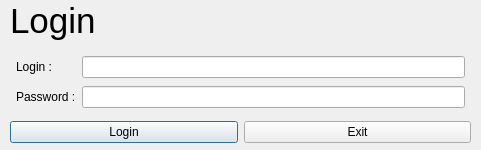
This is src/lsng/hmi/login/user_logging_ui.ui in LogicomDev/SerialNumberGenerator as Qt 5 draws it before an edit. The edited form follows.
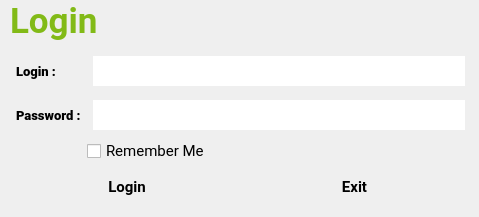
This is the edited form. Icons and pictures are not drawn.

What changed in the file:
```diff
--- a/src/lsng/hmi/login/user_logging_ui.ui
+++ b/src/lsng/hmi/login/user_logging_ui.ui
@@ -6,8 +6,8 @@
    <rect>
     <x>0</x>
     <y>0</y>
-    <width>481</width>
-    <height>150</height>
+    <width>479</width>
+    <height>217</height>
    </rect>
   </property>
   <property name="windowTitle">
@@ -16,6 +16,168 @@
   <property name="whatsThis">
    <string>Enter here the name of the model</string>
   </property>
+  <property name="styleSheet">
+   <string notr="true">QDialog
+{
+background-color: rgb(255, 255, 255);
+}
+
+QLabel
+{
+color: rgb(138, 138, 138);
+background-color: rgb(255, 255, 255);
+}
+
+QLineEdit, QLineEdit:hover {
+    border: none;
+    padding-bottom: 2px;
+    border-bottom: 1px solid #dddddd;
+    background-color:rgba(0,0,0,0);
+}
+
+QLineEdit:editable{
+    border: none;
+    padding-bottom: 2px;
+    border-bottom: 2px solid #b2dfdb;
+}
+
+QLineEdit:disabled{
+    border: 0px solid white;
+    padding-bottom: 2px;
+    border-bottom: 2px solid #eeeeee;
+}
+
+QLineEdit:focus{
+    border: 0px solid white;
+    padding-bottom: 2px;
+    border-bottom: 2px solid #00695c;
+    color: #111111;
+}
+QLineEdit:pressed {
+    border: none;
+    padding-bottom: 2px;
+    border-bottom: 2px solid #00695c;
+}
+
+QSpinBox, QSpinBox:hover {
+    border: none;
+    padding-bottom: 2px;
+    border-bottom: 1px solid #dddddd;
+    background-color:rgba(0,0,0,0);
+}
+
+QSpinBox:editable{
+    border: none;
+    padding-bottom: 2px;
+    border-bottom: 2px solid #b2dfdb;
+}
+
+QLineEdit:disabled{
+    border: 0px solid white;
+    padding-bottom: 2px;
+    border-bottom: 2px solid #eeeeee;
+}
+
+QSpinBox:focus{
+    border: 0px solid white;
+    padding-bottom: 2px;
+    border-bottom: 2px solid #00695c;
+    color: #111111;
+}
+QSpinBox:pressed {
+    border: none;
+    padding-bottom: 2px;
+    border-bottom: 2px solid #00695c;
+}
+
+QProgressBar {
+    background-color: rgb(230, 230, 230);;	
+    border-radius: 5px;
+}
+
+QProgressBar::chunk {
+  background-color: rgb(130, 186, 23);
+    width: 20px;
+}
+
+QPushButton, QPushButton:focus {
+  border: none;
+  color: black;
+  padding: 3px 20px
+}
+
+QPushButton:hover, QPushButton:hover:focus {
+  background-color: rgb(130, 186, 23);
+  border-color: #ffffff
+}
+
+QPushButton:disabled {
+background-color: rgb(131, 186, 23);
+    border: none
+}
+
+QTreeWidget{
+	background-color: rgb(150,150, 150);
+	color:rgb(255, 255, 255);
+}
+
+QTreeWidget:item:hover,QTreeWidget:item:focus {
+	background-color: rgb(58, 176, 0);
+}
+
+QTableWidget {
+    background-color: white;
+	selection-background-color: rgb(150,150, 150);
+}
+
+QTableWidgetItem:hover{
+    background-color: rgb(0, 170, 255);
+}
+
+QSlider::groove:horizontal {
+    border: 1px solid #999999;
+    height: 8px; /* the groove expands to the size of the slider by default. by giving it a height, it has a fixed size */
+    background: qlineargradient(x1:0, y1:0, x2:0, y2:1, stop:0 #B1B1B1, stop:1 #c4c4c4);
+    margin: 2px 0;
+}
+
+QSlider::handle:horizontal {
+    background: qlineargradient(x1:0, y1:0, x2:1, y2:1, stop:0 #b4b4b4, stop:1 #8f8f8f);
+    border: 1px solid #5c5c5c;
+    width: 18px;
+    margin: -2px 0; /* handle is placed by default on the contents rect of the groove. Expand outside the groove */
+    border-radius: 3px;
+}
+
+QSlider::groove:vertical {
+    background: red;
+    position: absolute; /* absolutely position 4px from the left and right of the widget. setting margins on the widget should work too... */
+    left: 4px; right: 4px;
+}
+
+QSlider::handle:vertical {
+    height: 10px;
+    background: green;
+    margin: 0 -4px; /* expand outside the groove */
+}
+
+QSlider::add-page:vertical {
+    background: white;
+}
+
+QSlider::sub-page:vertical {
+    background: pink;
+}
+
+QGroupBox{
+background-color: rgb(255, 255, 255);
+border: 2px solid rgb(217, 217, 217);
+border-radius: 25px;
+}
+
+QCheckBox, QCheckBox:hover {\n    border: none;\n    padding-bottom: 2px;\n    border-bottom: 1px solid #dddddd;\n    background-color:rgba(0,0,0,0);\n}\n\nQCheckBox:editable{\n    border: none;\n    padding-bottom: 2px;\n    border-bottom: 2px solid #b2dfdb;\n\n}\n\nQCheckBox:disabled{\n    border: 0px solid white;\n    padding-bottom: 2px;\n    border-bottom: 2px solid #eeeeee;\n}\n\nQCheckBox:focus{\n    border: 0px solid white;\n    padding-bottom: 2px;\n    border-bottom: 2px solid #00695c;\n    color: #111111;\n}\n\nQCheckBox:pressed {\n    border: none;\n    padding-bottom: 2px;\n    border-bottom: 2px solid #00695c;\n}\n
+</string>
+  </property>
   <property name="inputMethodHints">
    <set>Qt::ImhUppercaseOnly</set>
   </property>
@@ -25,7 +187,7 @@
      <x>10</x>
      <y>50</y>
      <width>461</width>
-     <height>64</height>
+     <height>158</height>
     </rect>
    </property>
    <layout class="QGridLayout" name="gridLayout">
@@ -44,20 +206,35 @@
     <property name="bottomMargin">
      <number>6</number>
     </property>
-    <item row="0" column="0">
-     <widget class="QLabel" name="lbl_login">
-      <property name="sizePolicy">
-       <sizepolicy hsizetype="Preferred" vsizetype="Minimum">
-        <horstretch>0</horstretch>
-        <verstretch>0</verstretch>
-       </sizepolicy>
+    <item row="0" column="2">
+     <widget class="QLineEdit" name="txt_login">
+      <property name="minimumSize">
+       <size>
+        <width>0</width>
+        <height>30</height>
+       </size>
       </property>
-      <property name="text">
-       <string>Login :</string>
+      <property name="maximumSize">
+       <size>
+        <width>16777215</width>
+        <height>30</height>
+       </size>
+      </property>
+      <property name="font">
+       <font>
+        <family>Roboto</family>
+        <pointsize>11</pointsize>
+       </font>
+      </property>
+      <property name="styleSheet">
+       <string notr="true"/>
+      </property>
+      <property name="frame">
+       <bool>false</bool>
       </property>
      </widget>
     </item>
-    <item row="1" column="1">
+    <item row="1" column="2">
      <spacer name="verticalSpacer_3">
       <property name="orientation">
        <enum>Qt::Vertical</enum>
@@ -73,22 +250,155 @@
       </property>
      </spacer>
     </item>
-    <item row="2" column="1">
-     <widget class="QLineEdit" name="txt_password">
-      <property name="echoMode">
-       <enum>QLineEdit::Password</enum>
-      </property>
-     </widget>
-    </item>
     <item row="2" column="0">
      <widget class="QLabel" name="lbl_password">
+      <property name="font">
+       <font>
+        <family>Roboto Black</family>
+        <pointsize>10</pointsize>
+        <weight>75</weight>
+        <bold>true</bold>
+       </font>
+      </property>
       <property name="text">
        <string>Password :</string>
       </property>
      </widget>
     </item>
-    <item row="0" column="1">
-     <widget class="QLineEdit" name="txt_login"/>
+    <item row="2" column="2">
+     <widget class="QLineEdit" name="txt_password">
+      <property name="minimumSize">
+       <size>
+        <width>0</width>
+        <height>30</height>
+       </size>
+      </property>
+      <property name="maximumSize">
+       <size>
+        <width>16777215</width>
+        <height>30</height>
+       </size>
+      </property>
+      <property name="font">
+       <font>
+        <family>Roboto</family>
+        <pointsize>11</pointsize>
+       </font>
+      </property>
+      <property name="styleSheet">
+       <string notr="true"/>
+      </property>
+      <property name="frame">
+       <bool>false</bool>
+      </property>
+      <property name="echoMode">
+       <enum>QLineEdit::Password</enum>
+      </property>
+     </widget>
+    </item>
+    <item row="0" column="0">
+     <widget class="QLabel" name="lbl_login">
+      <property name="sizePolicy">
+       <sizepolicy hsizetype="Preferred" vsizetype="Minimum">
+        <horstretch>0</horstretch>
+        <verstretch>0</verstretch>
+       </sizepolicy>
+      </property>
+      <property name="font">
+       <font>
+        <family>Roboto Black</family>
+        <pointsize>10</pointsize>
+        <weight>75</weight>
+        <bold>true</bold>
+       </font>
+      </property>
+      <property name="text">
+       <string>Login :</string>
+      </property>
+     </widget>
+    </item>
+    <item row="3" column="1" colspan="2">
+     <widget class="QCheckBox" name="cb_remember">
+      <property name="minimumSize">
+       <size>
+        <width>0</width>
+        <height>30</height>
+       </size>
+      </property>
+      <property name="maximumSize">
+       <size>
+        <width>16777215</width>
+        <height>30</height>
+       </size>
+      </property>
+      <property name="font">
+       <font>
+        <family>Roboto</family>
+        <pointsize>11</pointsize>
+       </font>
+      </property>
+      <property name="text">
+       <string>Remember Me</string>
+      </property>
+     </widget>
+    </item>
+    <item row="4" column="0" colspan="3">
+     <layout class="QHBoxLayout" name="horizontalLayout">
+      <item>
+       <widget class="QPushButton" name="btn_login">
+        <property name="minimumSize">
+         <size>
+          <width>0</width>
+          <height>30</height>
+         </size>
+        </property>
+        <property name="font">
+         <font>
+          <family>Roboto</family>
+          <pointsize>11</pointsize>
+          <weight>75</weight>
+          <bold>true</bold>
+         </font>
+        </property>
+        <property name="text">
+         <string>Login</string>
+        </property>
+        <property name="flat">
+         <bool>true</bool>
+        </property>
+       </widget>
+      </item>
+      <item>
+       <widget class="QPushButton" name="btn_exit">
+        <property name="minimumSize">
+         <size>
+          <width>0</width>
+          <height>30</height>
+         </size>
+        </property>
+        <property name="maximumSize">
+         <size>
+          <width>16777215</width>
+          <height>30</height>
+         </size>
+        </property>
+        <property name="font">
+         <font>
+          <family>Roboto</family>
+          <pointsize>11</pointsize>
+          <weight>75</weight>
+          <bold>true</bold>
+         </font>
+        </property>
+        <property name="text">
+         <string>Exit</string>
+        </property>
+        <property name="flat">
+         <bool>true</bool>
+        </property>
+       </widget>
+      </item>
+     </layout>
     </item>
    </layout>
   </widget>
@@ -103,39 +413,19 @@
    </property>
    <property name="font">
     <font>
+     <family>Roboto</family>
      <pointsize>26</pointsize>
+     <weight>75</weight>
+     <bold>true</bold>
     </font>
    </property>
+   <property name="styleSheet">
+    <string notr="true">color: rgb(130, 186, 23);</string>
+   </property>
    <property name="text">
     <string>Login</string>
    </property>
   </widget>
-  <widget class="QWidget" name="horizontalLayoutWidget">
-   <property name="geometry">
-    <rect>
-     <x>10</x>
-     <y>120</y>
-     <width>461</width>
-     <height>25</height>
-    </rect>
-   </property>
-   <layout class="QHBoxLayout" name="horizontalLayout">
-    <item>
-     <widget class="QPushButton" name="btn_login">
-      <property name="text">
-       <string>Login</string>
-      </property>
-     </widget>
-    </item>
-    <item>
-     <widget class="QPushButton" name="btn_exit">
-      <property name="text">
-       <string>Exit</string>
-      </property>
-     </widget>
-    </item>
-   </layout>
-  </widget>
  </widget>
  <tabstops>
   <tabstop>txt_login</tabstop>
```
Left out of the diff: 6 changed lines with no effect on the pictures.
